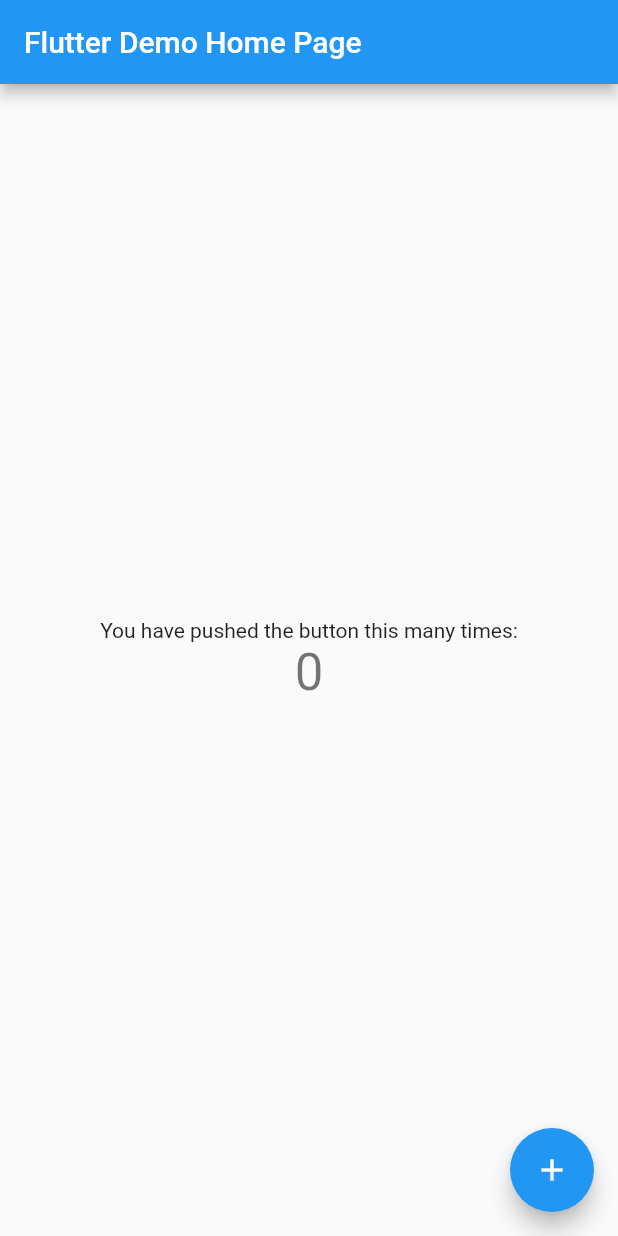
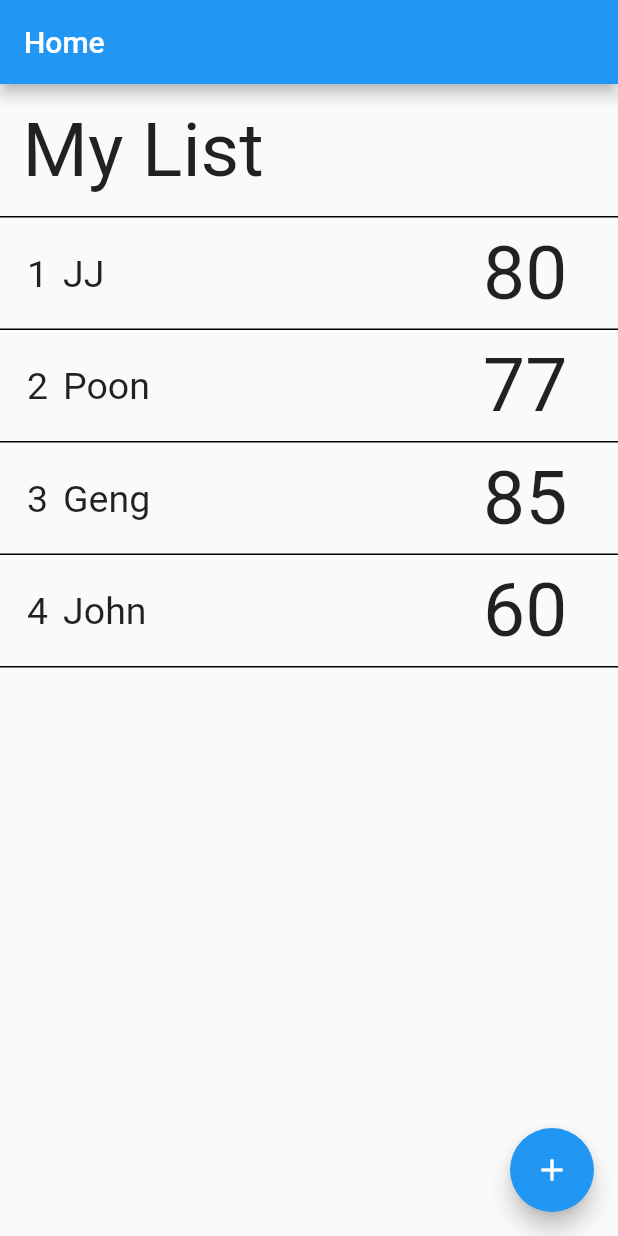
Before and after one commit to Pasitto/Flutter_Exam, a Flutter app: the screen it shows after launch, on a phone screen of 412 x 824 dp. Run offline on Flutter 3.47's test engine with Material 2 defaults, Android fonts, the phone set to English and light mode, and no system bars.

Commit message:
Inclass comit

```diff
--- /dev/null
+++ b/lib/config/routes.dart
@@ -0,0 +1,5 @@
+class AppRoutes{
+
+  static const home = '/';
+
+}
--- a/lib/main.dart
+++ b/lib/main.dart
@@ -1,4 +1,6 @@
 import 'package:flutter/material.dart';
+import 'package:flutter_exam/config/routes.dart';
+import 'package:flutter_exam/screen/home_screen.dart';
 
 void main() {
   runApp(MyApp());
@@ -9,109 +11,15 @@ class MyApp extends StatelessWidget {
   @override
   Widget build(BuildContext context) {
     return MaterialApp(
-      title: 'Flutter Demo',
-      theme: ThemeData(
-        // This is the theme of your application.
-        //
-        // Try running your application with "flutter run". You'll see the
-        // application has a blue toolbar. Then, without quitting the app, try
-        // changing the primarySwatch below to Colors.green and then invoke
-        // "hot reload" (press "r" in the console where you ran "flutter run",
-        // or simply save your changes to "hot reload" in a Flutter IDE).
-        // Notice that the counter didn't reset back to zero; the application
-        // is not restarted.
-        primarySwatch: Colors.blue,
-        // This makes the visual density adapt to the platform that you run
-        // the app on. For desktop platforms, the controls will be smaller and
-        // closer together (more dense) than on mobile platforms.
-        visualDensity: VisualDensity.adaptivePlatformDensity,
-      ),
-      home: MyHomePage(title: 'Flutter Demo Home Page'),
+      debugShowCheckedModeBanner: false,
+      title: 'Score Lists',
+      //home: HomeScreen(), is optional
+      routes: {
+        AppRoutes.home: (context) => HomeScreen(),
+        //AppRoutes.pageA: (context) => PageAScreen(),
+        //AppRoutes.pageB: (context) => PageBScreen(),
+      },
+      //onGenerateRoute: _registerRWP,
     );
   }
 }
-
-class MyHomePage extends StatefulWidget {
-  MyHomePage({Key key, this.title}) : super(key: key);
-
-  // This widget is the home page of your application. It is stateful, meaning
-  // that it has a State object (defined below) that contains fields that affect
-  // how it looks.
-
-  // This class is the configuration for the state. It holds the values (in this
-  // case the title) provided by the parent (in this case the App widget) and
-  // used by the build method of the State. Fields in a Widget subclass are
-  // always marked "final".
-
-  final String title;
-
-  @override
-  _MyHomePageState createState() => _MyHomePageState();
-}
-
-class _MyHomePageState extends State<MyHomePage> {
-  int _counter = 0;
-
-  void _incrementCounter() {
-    setState(() {
-      // This call to setState tells the Flutter framework that something has
-      // changed in this State, which causes it to rerun the build method below
-      // so that the display can reflect the updated values. If we changed
-      // _counter without calling setState(), then the build method would not be
-      // called again, and so nothing would appear to happen.
-      _counter++;
-    });
-  }
-
-  @override
-  Widget build(BuildContext context) {
-    // This method is rerun every time setState is called, for instance as done
-    // by the _incrementCounter method above.
-    //
-    // The Flutter framework has been optimized to make rerunning build methods
-    // fast, so that you can just rebuild anything that needs updating rather
-    // than having to individually change instances of widgets.
-    return Scaffold(
-      appBar: AppBar(
-        // Here we take the value from the MyHomePage object that was created by
-        // the App.build method, and use it to set our appbar title.
-        title: Text(widget.title),
-      ),
-      body: Center(
-        // Center is a layout widget. It takes a single child and positions it
-        // in the middle of the parent.
-        child: Column(
-          // Column is also a layout widget. It takes a list of children and
-          // arranges them vertically. By default, it sizes itself to fit its
-          // children horizontally, and tries to be as tall as its parent.
-          //
-          // Invoke "debug painting" (press "p" in the console, choose the
-          // "Toggle Debug Paint" action from the Flutter Inspector in Android
-          // Studio, or the "Toggle Debug Paint" command in Visual Studio Code)
-          // to see the wireframe for each widget.
-          //
-          // Column has various properties to control how it sizes itself and
-          // how it positions its children. Here we use mainAxisAlignment to
-          // center the children vertically; the main axis here is the vertical
-          // axis because Columns are vertical (the cross axis would be
-          // horizontal).
-          mainAxisAlignment: MainAxisAlignment.center,
-          children: <Widget>[
-            Text(
-              'You have pushed the button this many times:',
-            ),
-            Text(
-              '$_counter',
-              style: Theme.of(context).textTheme.headline4,
-            ),
-          ],
-        ),
-      ),
-      floatingActionButton: FloatingActionButton(
-        onPressed: _incrementCounter,
-        tooltip: 'Increment',
-        child: Icon(Icons.add),
-      ), // This trailing comma makes auto-formatting nicer for build methods.
-    );
-  }
-}
--- /dev/null
+++ b/lib/screen/home_screen.dart
@@ -0,0 +1,111 @@
+import 'package:flutter/material.dart';
+
+class HomeScreen extends StatelessWidget {
+  @override
+  Widget build(BuildContext context) {
+    return Scaffold(
+      appBar: AppBar(
+        title: const Text('Home'),
+      ),
+      body: Center(
+        child: Column(
+          children: <Widget>[
+            Container(
+              padding: EdgeInsets.all(15.0),
+              alignment: Alignment.centerLeft,
+              decoration: UnderlineTabIndicator(borderSide: BorderSide(width: 1.0)),
+              child: Text(
+                'My List',
+                style: TextStyle(fontSize: 50.0),
+              ),
+            ),
+            Container(
+              height: MediaQuery.of(context).size.height - 200,
+              child: _ListView(),
+            ),
+
+
+          ],
+        )
+      ),
+      floatingActionButton: FloatingActionButton(
+        child: Icon(Icons.add),
+        onPressed: () => {},
+      ),
+    );
+
+  }
+}
+
+class _ListView extends StatelessWidget {
+
+  //initial List
+  final _dataList = [
+    {
+      'num': 1,
+      'name' : 'JJ',
+      'val' : 80,
+    },
+    {
+      'num': 2,
+      'name' : 'Poon',
+      'val' : 77,
+    },
+    {
+      'num': 3,
+      'name' : 'Geng',
+      'val' : 85,
+    },
+    {
+      'num': 4,
+      'name' : 'John',
+      'val' : 60,
+    },
+  ];
+
+  @override
+  Widget build(BuildContext context) {
+    return ListView.builder(
+      scrollDirection: Axis.vertical,
+      itemCount: _dataList.length,
+      itemBuilder: (BuildContext context, int index){
+        return DataCard(_dataList[index]);
+      },
+    );
+  }
+
+  Widget DataCard(Map<String, Object> data){
+    return Container(
+      padding: EdgeInsets.all(8.0),
+      decoration: UnderlineTabIndicator(borderSide: BorderSide(width: 1.0)),
+      child: Row(
+        children: <Widget>[
+          Container(
+            margin: EdgeInsets.all(10.0),
+            alignment: Alignment.centerRight,
+            child: Text(
+              data['num'].toString(),
+              style: TextStyle(fontSize: 25.0),
+            ),
+          ),
+          Container(
+            width: 280,
+            alignment: Alignment.centerLeft,
+            child: Text(
+              data['name'],
+              style: TextStyle(fontSize: 25.0),
+            ),
+          ),
+          Container(
+            alignment: Alignment.centerRight,
+            child: Text(
+              data['val'].toString(),
+              style: TextStyle(fontSize: 50.0),
+            ),
+          )
+
+        ],
+      ),
+    );
+  }
+}
```
Also changed, not shown: 2 other files.
